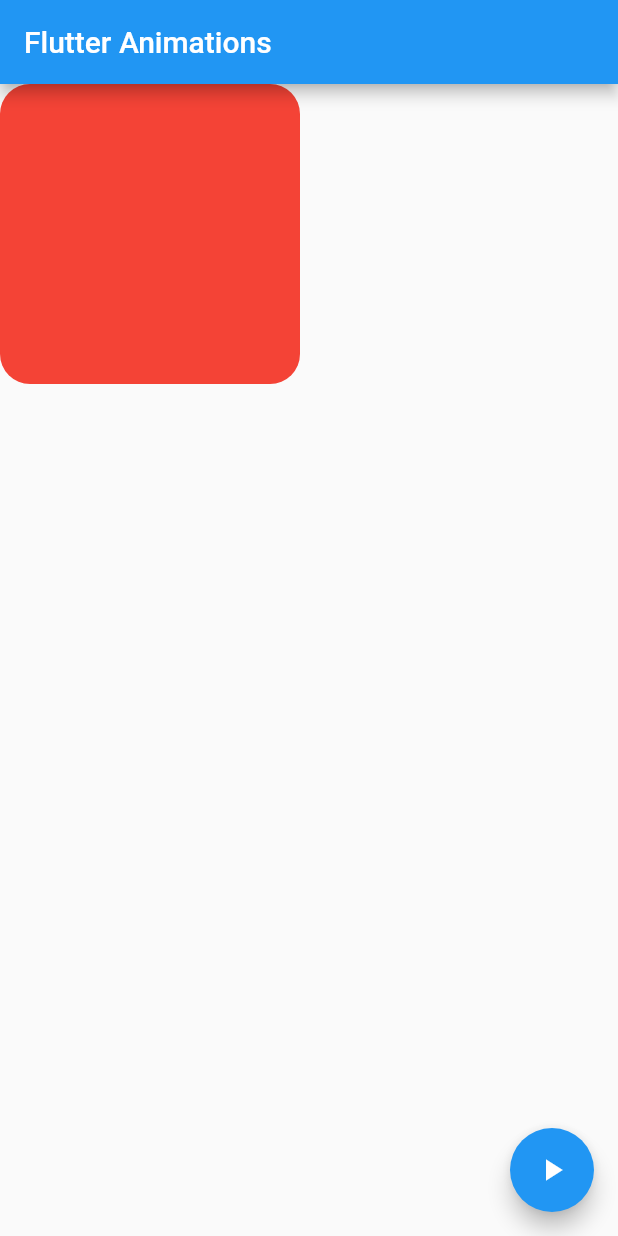
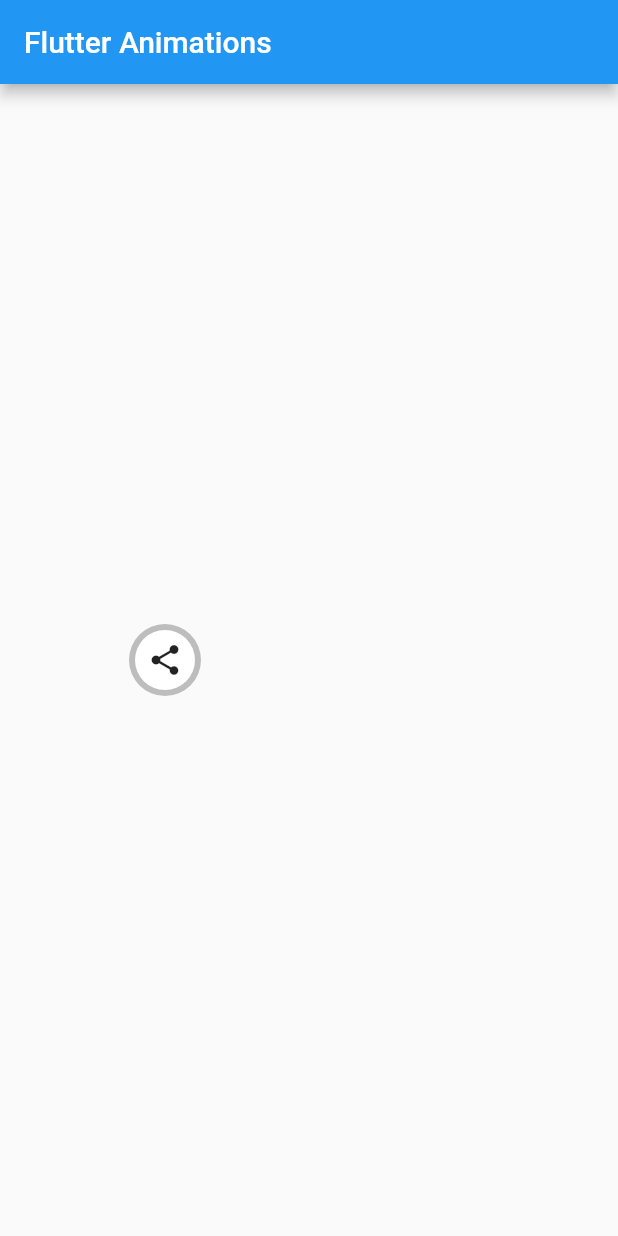
Before and after one commit to satyam-dev/flutter-animations, a Flutter app: the screen it shows after launch, on a phone screen of 412 x 824 dp. Run offline on Flutter 3.47's test engine with Material 2 defaults, Android fonts, the phone set to English and light mode, and no system bars; our stand-ins replace flutter_icons.

Commit message:
feat: Added social share animation

```diff
--- a/lib/main.dart
+++ b/lib/main.dart
@@ -1,4 +1,6 @@
 import 'package:flutter/material.dart';
+import 'package:flutteranimations/widgets/my_social_share.dart';
+import 'package:flutteranimations/widgets/social_share.dart';
 
 void main() {
   runApp(MyApp());
@@ -29,15 +31,6 @@ class MyHomePage extends StatefulWidget {
 }
 
 class _MyHomePageState extends State<MyHomePage> {
-  double _bottomOffset = 500;
-  double _borderRadiusEnd = 20;
-
-  void _animate() {
-    setState(() {
-      _bottomOffset = _bottomOffset == 500 ? 0 : 500;
-      _borderRadiusEnd = _borderRadiusEnd == 20 ? 100 : 20;
-    });
-  }
 
   @override
   Widget build(BuildContext context) {
@@ -45,23 +38,7 @@ class _MyHomePageState extends State<MyHomePage> {
       appBar: AppBar(
         title: Text(widget.title),
       ),
-      body:TweenAnimationBuilder(
-        tween: Tween<double>(begin: 20, end: _borderRadiusEnd),
-        duration: Duration(seconds: 1),
-        curve: Curves.easeInOutBack,
-        builder: (_, double value, __) {
-          return Container(
-            height: 200,
-            width: 200,
-            decoration: BoxDecoration(borderRadius: BorderRadius.circular(value), color: Colors.red),
-          );
-        },
-      ),
-      floatingActionButton: FloatingActionButton(
-        onPressed: _animate,
-        tooltip: 'Play',
-        child: Icon(Icons.play_arrow),
-      ),
+      body: Center(child: ShareButton()),
     );
   }
 }
--- /dev/null
+++ b/lib/widgets/social_share.dart
@@ -0,0 +1,82 @@
+import 'package:flutter/material.dart';
+import 'package:flutter_icons/flutter_icons.dart';
+
+class ShareButton extends StatefulWidget {
+  @override
+  _ShareButtonState createState() => _ShareButtonState();
+}
+
+class _ShareButtonState extends State<ShareButton> {
+  bool isOpen = false;
+
+  _toggleShare() {
+    setState(() {
+      isOpen = !isOpen;
+    });
+  }
+
+  @override
+  Widget build(BuildContext context) {
+    return  Stack(
+      children: [
+        AnimatedContainer(
+          duration: const Duration(milliseconds: 350),
+          curve: Curves.fastOutSlowIn,
+          width: isOpen ? 240 : 48,
+          height: 48,
+          decoration: ShapeDecoration(
+            color: Colors.grey[400],
+            shape: StadiumBorder(),
+          ),
+        ),
+        Container(
+          width: 40,
+          margin: const EdgeInsets.only(left: 4),
+          decoration: BoxDecoration(
+            color: Colors.white,
+            shape: BoxShape.circle,
+          ),
+          child: AnimatedCrossFade(
+            duration: const Duration(milliseconds: 450),
+            firstChild: IconButton(
+              icon: Icon(Icons.share),
+              onPressed: () => _toggleShare(),
+            ),
+            secondChild: IconButton(
+              icon: Icon(Icons.close),
+              onPressed: () => _toggleShare(),
+            ),
+            crossFadeState: !isOpen
+                ? CrossFadeState.showFirst
+                : CrossFadeState.showSecond,
+          ),
+        ),
+        AnimatedOpacity(
+          duration: const Duration(milliseconds: 450),
+          opacity: isOpen ? 1 : 0,
+          child: Container(
+            width: 240,
+            padding: const EdgeInsets.only(left: 40),
+            child: Row(
+              mainAxisAlignment: MainAxisAlignment.spaceAround,
+              children: [
+                IconButton(
+                  icon: Icon(AntDesign.twitter),
+                  onPressed: () {},
+                ),
+                IconButton(
+                  icon:Icon(AntDesign.facebook_square),
+                  onPressed: () {},
+                ),
+                IconButton(
+                  icon: Icon(AntDesign.instagram),
+                  onPressed: () {},
+                ),
+              ],
+            ),
+          ),
+        ),
+      ],
+    );
+  }
+}
--- a/pubspec.yaml
+++ b/pubspec.yaml
@@ -28,6 +28,7 @@ dependencies:
   # The following adds the Cupertino Icons font to your application.
   # Use with the CupertinoIcons class for iOS style icons.
   cupertino_icons: ^1.0.0
+  flutter_icons: ^1.1.0
 
 dev_dependencies:
   flutter_test:
```
Also changed, not shown: lib/widgets/my_social_share.dart (added, +78 -0 lines), pubspec.lock.
